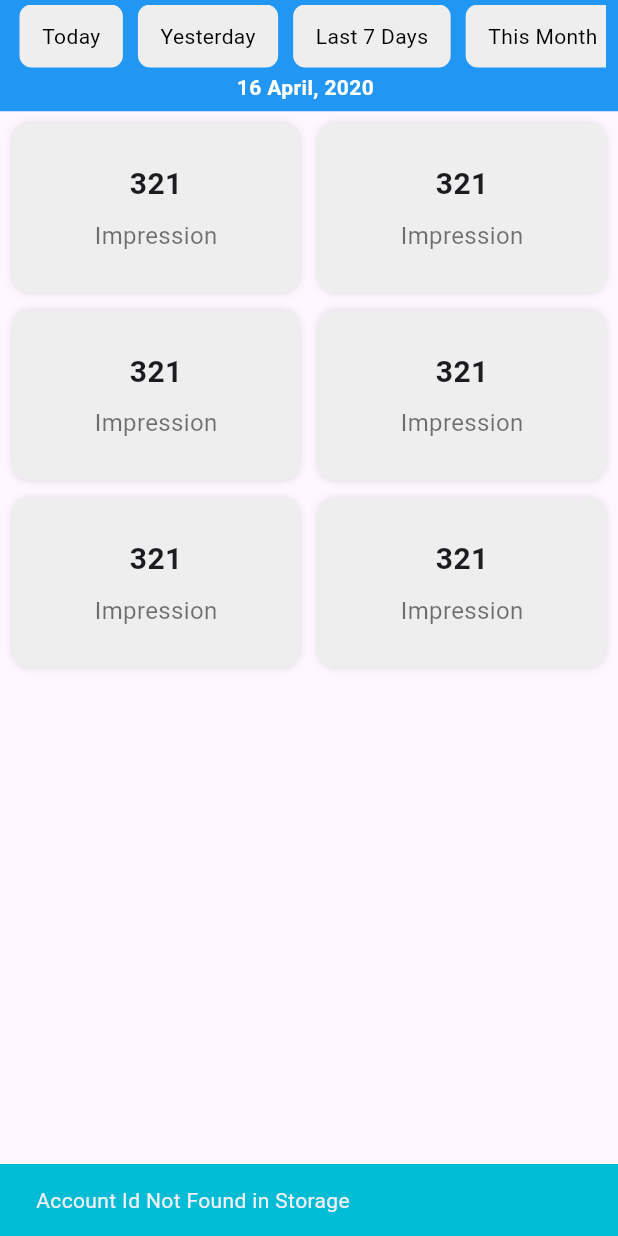
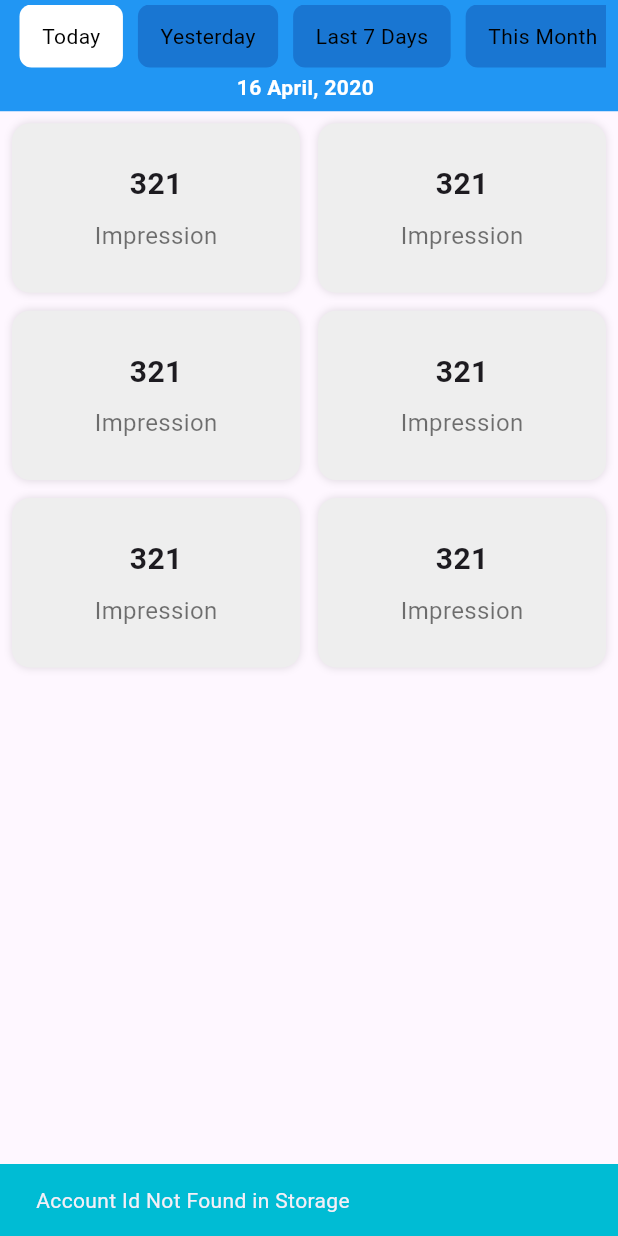
Before and after one commit to jnknewaj/AdVista, a Flutter app: the MetricsPage screen opened directly, after a tap on "Today", on a phone screen of 412 x 824 dp. Run offline on Flutter 3.47's test engine with Material 3 defaults, Android fonts, the phone set to English and light mode, and no system bars; our stand-ins replace bloc, dartz, flutter_bloc, flutter_riverpod, flutter_secure_storage, freezed_annotation and 4 more; accounts and stored records are empty.

Commit message:
ui progress

```diff
--- /dev/null
+++ b/lib/application/metrics/providers/time_range_provider.dart
@@ -0,0 +1,26 @@
+import 'package:flutter_riverpod/flutter_riverpod.dart';
+
+enum TimeRange {
+  today,
+  yesterday,
+  last7Days,
+  thisMonth,
+  lastMonth,
+  thisYear,
+  lifetime,
+  custom,
+}
+
+class TimeRangeNotifier extends Notifier<TimeRange> {
+  @override
+  TimeRange build() {
+    return TimeRange.today;
+  }
+
+  void setTimeRange(TimeRange newTimeRange) {
+    state = newTimeRange;
+  }
+}
+
+final timeRangeProvider =
+    NotifierProvider<TimeRangeNotifier, TimeRange>(TimeRangeNotifier.new);
--- a/lib/main.dart
+++ b/lib/main.dart
@@ -7,10 +7,11 @@ import 'package:advista/presentation/home/home_page.dart';
 import 'package:advista/utils/app_utils.dart';
 import 'package:flutter/material.dart';
 import 'package:flutter_bloc/flutter_bloc.dart';
+import 'package:flutter_riverpod/flutter_riverpod.dart';
 
 void main() {
   configureDependencies();
-  runApp(const MyApp());
+  runApp(ProviderScope(child: const MyApp()));
 }
 
 class MyApp extends StatelessWidget {
--- a/lib/presentation/metrics/widgets/dashboard_top_part.dart
+++ b/lib/presentation/metrics/widgets/dashboard_top_part.dart
@@ -1,10 +1,12 @@
 // ignore_for_file: prefer_const_constructors
 
+import 'package:advista/application/metrics/providers/time_range_provider.dart';
 import 'package:advista/presentation/metrics/widgets/time_range_item.dart';
 import 'package:advista/utils/app_utils.dart';
 import 'package:flutter/material.dart';
+import 'package:flutter_riverpod/flutter_riverpod.dart';
 
-class DashboardTopPart extends StatelessWidget {
+class DashboardTopPart extends ConsumerWidget {
   final String text;
   const DashboardTopPart({
     super.key,
@@ -12,7 +14,8 @@ class DashboardTopPart extends StatelessWidget {
   });
 
   @override
-  Widget build(BuildContext context) {
+  Widget build(BuildContext context, WidgetRef ref) {
+    final timeRange = ref.watch(timeRangeProvider);
     return Container(
       color: Colors.blue,
       height: screenHeightPortion(context, 0.09),
@@ -24,15 +27,73 @@ class DashboardTopPart extends StatelessWidget {
             height: screenHeightPortion(context, 0.06) * 0.85,
             child: ListView(
               scrollDirection: Axis.horizontal,
-              children: const [
-                TimeRangeItem(text: 'Today'),
-                TimeRangeItem(text: 'Yesterday'),
-                TimeRangeItem(text: 'Last 7 Days'),
-                TimeRangeItem(text: 'This Month'),
-                TimeRangeItem(text: 'Last Month'),
-                TimeRangeItem(text: 'This Year'),
-                TimeRangeItem(text: 'Lifetime'),
-                TimeRangeItem(text: 'Custom'),
+              children: [
+                TimeRangeItem(
+                  text: 'Today',
+                  isActive: timeRange == TimeRange.today,
+                  onTap: () {
+                    ref
+                        .read(timeRangeProvider.notifier)
+                        .setTimeRange(TimeRange.today);
+                  },
+                ),
+                TimeRangeItem(
+                  isActive: timeRange == TimeRange.yesterday,
+                  text: 'Yesterday',
+                  onTap: () {
+                    ref
+                        .read(timeRangeProvider.notifier)
+                        .setTimeRange(TimeRange.yesterday);
+                  },
+                ),
+                TimeRangeItem(
+                  isActive: timeRange == TimeRange.last7Days,
+                  text: 'Last 7 Days',
+                  onTap: () {
+                    ref
+                        .read(timeRangeProvider.notifier)
+                        .setTimeRange(TimeRange.last7Days);
+                  },
+                ),
+                TimeRangeItem(
+                  isActive: timeRange == TimeRange.thisMonth,
+                  text: 'This Month',
+                  onTap: () {
+                    ref
+                        .read(timeRangeProvider.notifier)
+                        .setTimeRange(TimeRange.thisMonth);
+                  },
+                ),
+                TimeRangeItem(
+                  isActive: timeRange == TimeRange.lastMonth,
+                  text: 'Last Month',
+                  onTap: () {
+                    ref
+                        .read(timeRangeProvider.notifier)
+                        .setTimeRange(TimeRange.lastMonth);
+                  },
+                ),
+                TimeRangeItem(
+                  isActive: timeRange == TimeRange.thisYear,
+                  text: 'This Year',
+                  onTap: () {
+                    ref
+                        .read(timeRangeProvider.notifier)
+                        .setTimeRange(TimeRange.thisYear);
+                  },
+                ),
+                TimeRangeItem(
+                  isActive: timeRange == TimeRange.lifetime,
+                  text: 'Lifetime',
+                  onTap: () {
+                    ref
+                        .read(timeRangeProvider.notifier)
+                        .setTimeRange(TimeRange.lifetime);
+                  },
+                ),
+                TimeRangeItem(
+                  text: 'Custom',
+                ),
               ],
             ),
           ),
--- a/lib/presentation/metrics/widgets/time_range_item.dart
+++ b/lib/presentation/metrics/widgets/time_range_item.dart
@@ -2,16 +2,20 @@ import 'package:flutter/material.dart';
 
 class TimeRangeItem extends StatelessWidget {
   final String text;
+  final Function()? onTap;
+  final bool isActive;
 
   const TimeRangeItem({
     super.key,
     required this.text,
+    this.onTap,
+    this.isActive = false,
   });
 
   @override
   Widget build(BuildContext context) {
     return GestureDetector(
-      onTap: () {},
+      onTap: onTap,
       child: Container(
         margin: const EdgeInsets.symmetric(horizontal: 5),
         padding: const EdgeInsets.symmetric(
@@ -19,7 +23,7 @@ class TimeRangeItem extends StatelessWidget {
           vertical: 5,
         ),
         decoration: BoxDecoration(
-          color: Colors.grey[200],
+          color: isActive ? Colors.white : Colors.blue[700],
           borderRadius: BorderRadius.circular(8),
         ),
         child: Center(
--- a/pubspec.yaml
+++ b/pubspec.yaml
@@ -46,6 +46,7 @@ dependencies:
   flutter_secure_storage: ^9.2.2
   persistent_bottom_nav_bar: ^6.2.1
   intl: ^0.20.1
+  flutter_riverpod: ^2.6.1
 
 dev_dependencies:
   flutter_test:
```
Also changed, not shown: pubspec.lock.
